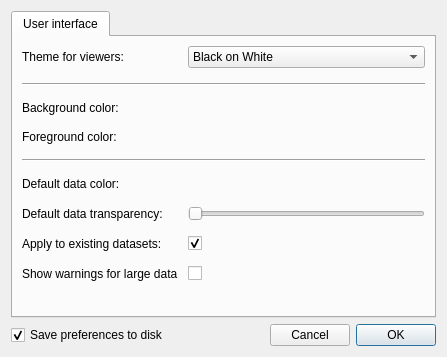
Before: the Qt Designer form glue/app/qt/preferences.ui in glue-viz/glue, drawn with Qt 5.
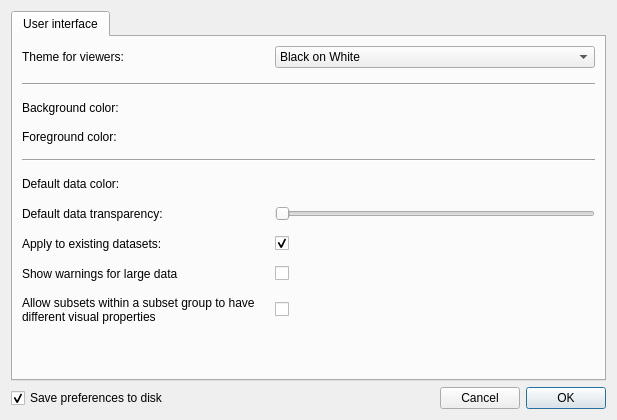
After: the same form once the commit is applied. Custom widgets are drawn as their Qt base class.

Commit message: Make choice of whether subsets can have individual colors within a group into a preference

The edit to the form file:
```diff
--- a/glue/app/qt/preferences.ui
+++ b/glue/app/qt/preferences.ui
@@ -6,8 +6,8 @@
    <rect>
     <x>0</x>
     <y>0</y>
-    <width>447</width>
-    <height>357</height>
+    <width>617</width>
+    <height>420</height>
    </rect>
   </property>
   <property name="windowTitle">
@@ -30,10 +30,13 @@
        <property name="verticalSpacing">
         <number>15</number>
        </property>
-       <item row="2" column="0">
-        <widget class="QLabel" name="label_2">
+       <item row="9" column="0">
+        <widget class="QLabel" name="label_8">
          <property name="text">
-          <string>Background color:</string>
+          <string>Allow subsets within a subset group to have different visual properties</string>
+         </property>
+         <property name="wordWrap">
+          <bool>true</bool>
          </property>
         </widget>
        </item>
@@ -44,23 +47,6 @@
          </property>
         </widget>
        </item>
-       <item row="7" column="1">
-        <widget class="QCheckBox" name="checkbox_apply">
-         <property name="text">
-          <string/>
-         </property>
-         <property name="checked">
-          <bool>true</bool>
-         </property>
-        </widget>
-       </item>
-       <item row="2" column="1">
-        <widget class="QColorBox" name="color_background">
-         <property name="text">
-          <string/>
-         </property>
-        </widget>
-       </item>
        <item row="6" column="0">
         <widget class="QLabel" name="label">
          <property name="text">
@@ -68,13 +54,49 @@
          </property>
         </widget>
        </item>
-       <item row="4" column="0" colspan="2">
+       <item row="4" column="0" colspan="3">
         <widget class="Line" name="line_2">
          <property name="orientation">
           <enum>Qt::Horizontal</enum>
          </property>
         </widget>
        </item>
+       <item row="7" column="2">
+        <widget class="QCheckBox" name="checkbox_apply">
+         <property name="text">
+          <string/>
+         </property>
+         <property name="checked">
+          <bool>true</bool>
+         </property>
+        </widget>
+       </item>
+       <item row="0" column="2">
+        <widget class="QComboBox" name="combo_theme">
+         <item>
+          <property name="text">
+           <string>Black on White</string>
+          </property>
+         </item>
+         <item>
+          <property name="text">
+           <string>White on Black</string>
+          </property>
+         </item>
+         <item>
+          <property name="text">
+           <string>Custom</string>
+          </property>
+         </item>
+        </widget>
+       </item>
+       <item row="2" column="0">
+        <widget class="QLabel" name="label_2">
+         <property name="text">
+          <string>Background color:</string>
+         </property>
+        </widget>
+       </item>
        <item row="3" column="0">
         <widget class="QLabel" name="label_3">
          <property name="text">
@@ -89,57 +111,21 @@
          </property>
         </widget>
        </item>
-       <item row="0" column="1">
-        <widget class="QComboBox" name="combo_theme">
-         <item>
-          <property name="text">
-           <string>Black on White</string>
-          </property>
-         </item>
-         <item>
-          <property name="text">
-           <string>White on Black</string>
-          </property>
-         </item>
-         <item>
-          <property name="text">
-           <string>Custom</string>
-          </property>
-         </item>
-        </widget>
-       </item>
-       <item row="0" column="0">
-        <widget class="QLabel" name="label_5">
-         <property name="text">
-          <string>Theme for viewers:</string>
-         </property>
-        </widget>
-       </item>
-       <item row="6" column="1">
-        <widget class="QSlider" name="slider_alpha">
-         <property name="maximum">
-          <number>100</number>
-         </property>
-         <property name="orientation">
-          <enum>Qt::Horizontal</enum>
-         </property>
-        </widget>
-       </item>
-       <item row="5" column="1">
+       <item row="5" column="2">
         <widget class="QColorBox" name="color_default_data">
          <property name="text">
           <string/>
          </property>
         </widget>
        </item>
-       <item row="3" column="1">
+       <item row="3" column="2">
         <widget class="QColorBox" name="color_foreground">
          <property name="text">
           <string/>
          </property>
         </widget>
        </item>
-       <item row="1" column="0" colspan="2">
+       <item row="1" column="0" colspan="3">
         <widget class="Line" name="line">
          <property name="orientation">
           <enum>Qt::Horizontal</enum>
@@ -159,7 +145,7 @@
          </property>
         </spacer>
        </item>
-       <item row="8" column="1">
+       <item row="8" column="2">
         <widget class="QCheckBox" name="checkbox_show_large_data_warning">
          <property name="text">
           <string/>
@@ -173,6 +159,37 @@
          </property>
         </widget>
        </item>
+       <item row="0" column="0">
+        <widget class="QLabel" name="label_5">
+         <property name="text">
+          <string>Theme for viewers:</string>
+         </property>
+        </widget>
+       </item>
+       <item row="6" column="2">
+        <widget class="QSlider" name="slider_alpha">
+         <property name="maximum">
+          <number>100</number>
+         </property>
+         <property name="orientation">
+          <enum>Qt::Horizontal</enum>
+         </property>
+        </widget>
+       </item>
+       <item row="2" column="2">
+        <widget class="QColorBox" name="color_background">
+         <property name="text">
+          <string/>
+         </property>
+        </widget>
+       </item>
+       <item row="9" column="2">
+        <widget class="QCheckBox" name="checkbox_individual_subset_color">
+         <property name="text">
+          <string/>
+         </property>
+        </widget>
+       </item>
       </layout>
      </widget>
     </widget>
```
The commit also changes 6 other files.
